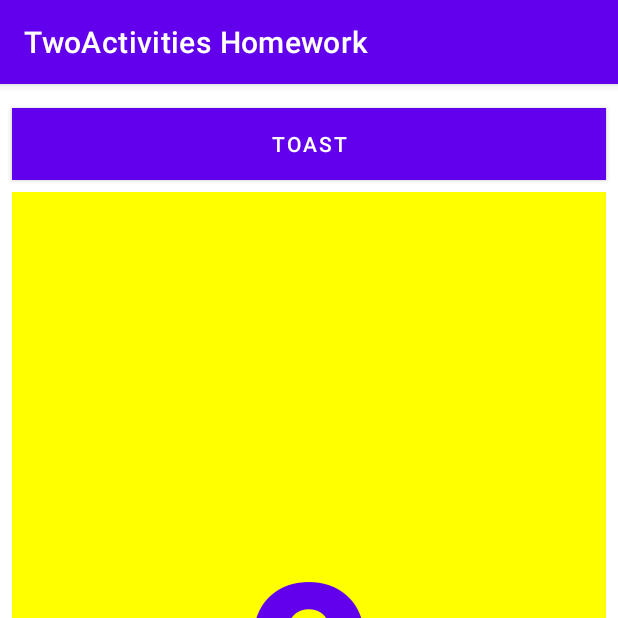
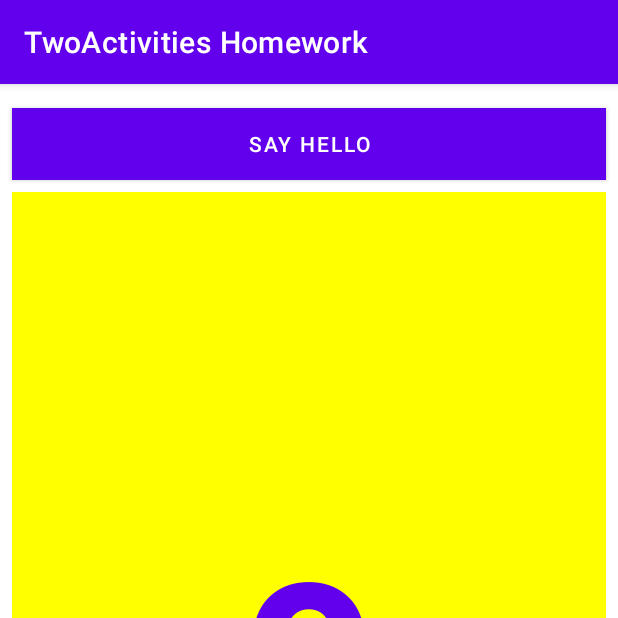
Before and after one commit to shatabd/-Activities-and-intents, an Android app: the screen it shows after launch (MainActivity), on a phone screen of 412 x 824 dp, the top half of it. Run offline under Robolectric (Android 15) with nearby library versions, the light colour scheme and no system bars.

Commit message:
TwoActivities Homework updated

```diff
--- a/app/src/main/res/values/strings.xml
+++ b/app/src/main/res/values/strings.xml
@@ -1,6 +1,6 @@
 <resources>
     <string name="app_name">TwoActivities Homework</string>
-    <string name="button_label_toast">Toast</string>
+    <string name="button_label_toast">Say hello</string>
     <string name="button_label_count">Count</string>
     <string name="toast_message">Hello Toast!</string>
     <string name="count_initial_value">0</string>
```
